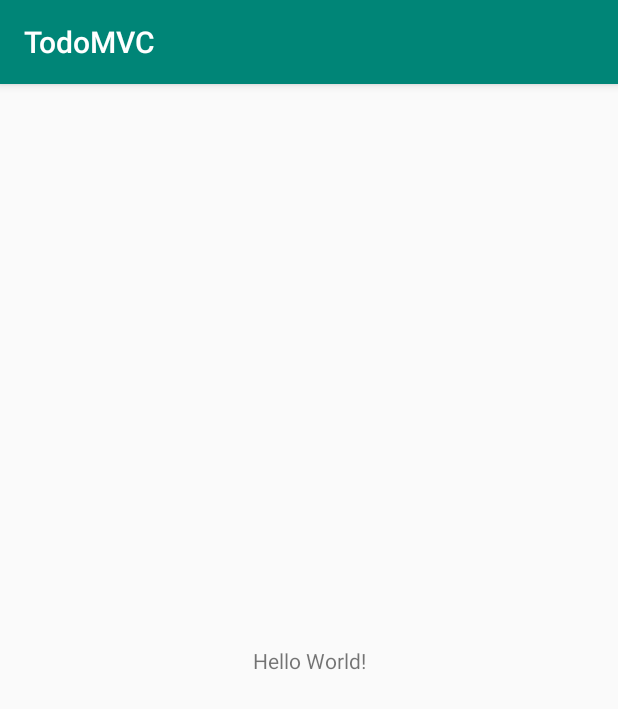
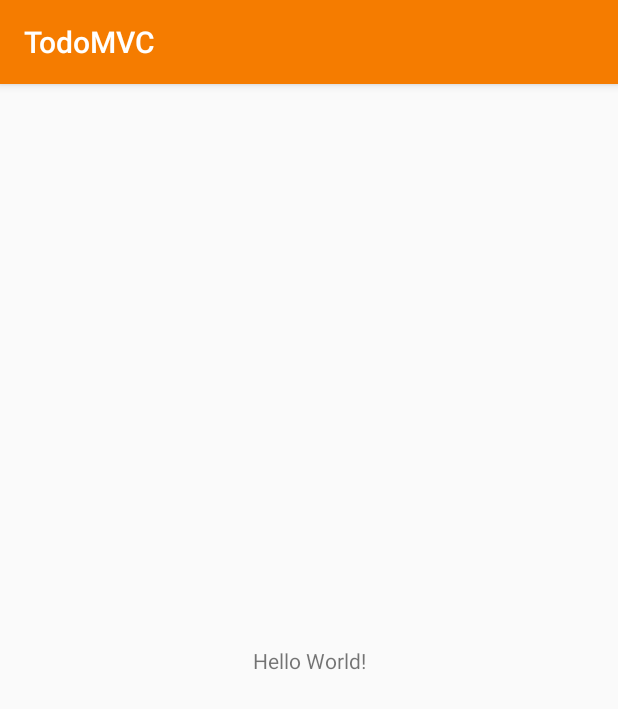
Before and after one commit to yoshida0261/TodoMVC, an Android app: the screen it shows after launch (MainActivity), on a phone screen of 412 x 824 dp. Shown: the top 709 px of the screen. Run offline under Robolectric (Android 15) with nearby library versions, the phone set to English and light mode, and no system bars.

Commit message:
primary color 変更

```diff
--- a/app/src/main/res/values/colors.xml
+++ b/app/src/main/res/values/colors.xml
@@ -1,6 +1,6 @@
 <?xml version="1.0" encoding="utf-8"?>
 <resources>
-    <color name="colorPrimary">#008577</color>
-    <color name="colorPrimaryDark">#00574B</color>
+    <color name="colorPrimary">#F57C00</color>
+    <color name="colorPrimaryDark">#E64A19</color>
     <color name="colorAccent">#D81B60</color>
 </resources>
```
